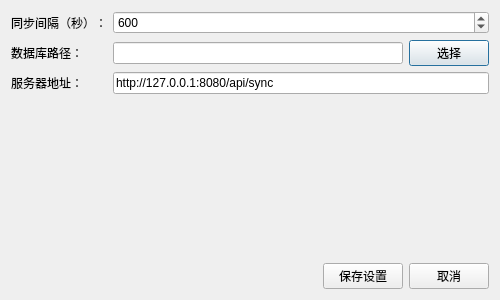
Above: src/ui/SettingsDialog.ui from xujianye0919/Qt-system before the change. Below: the same form after it.
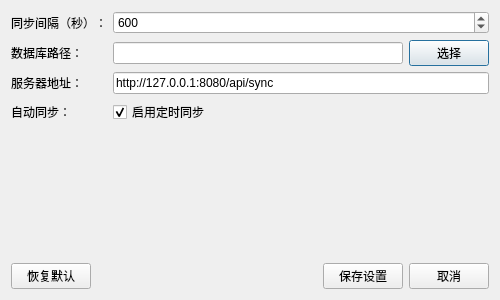
That is the form after the change.

What changed in the file:
```diff
--- a/src/ui/SettingsDialog.ui
+++ b/src/ui/SettingsDialog.ui
@@ -74,6 +74,26 @@
        <property name="text">
         <string>http://127.0.0.1:8080/api/sync</string>
        </property>
+       <property name="placeholderText">
+        <string>例如：http://your-server:8080/api/sync</string>
+       </property>
+      </widget>
+     </item>
+     <item row="3" column="0">
+      <widget class="QLabel" name="label_4">
+       <property name="text">
+        <string>自动同步：</string>
+       </property>
+      </widget>
+     </item>
+     <item row="3" column="1">
+      <widget class="QCheckBox" name="autoSyncCheck">
+       <property name="text">
+        <string>启用定时同步</string>
+       </property>
+       <property name="checked">
+        <bool>true</bool>
+       </property>
       </widget>
      </item>
     </layout>
@@ -81,6 +101,13 @@
    <!-- 按钮 -->
    <item>
     <layout class="QHBoxLayout" name="horizontalLayout_2">
+     <item>
+      <widget class="QPushButton" name="resetBtn">
+       <property name="text">
+        <string>恢复默认</string>
+       </property>
+      </widget>
+     </item>
      <item>
       <spacer name="horizontalSpacer">
        <property name="orientation">
```
Left out of the diff: 53 changed lines with no effect on the pictures.
